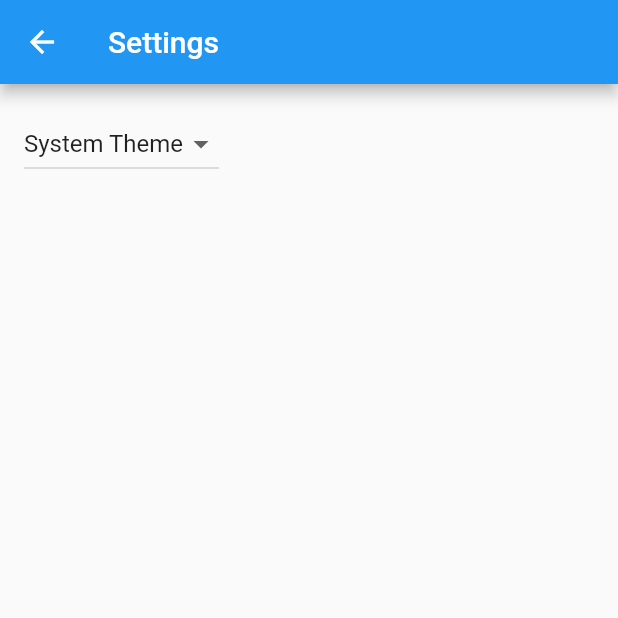
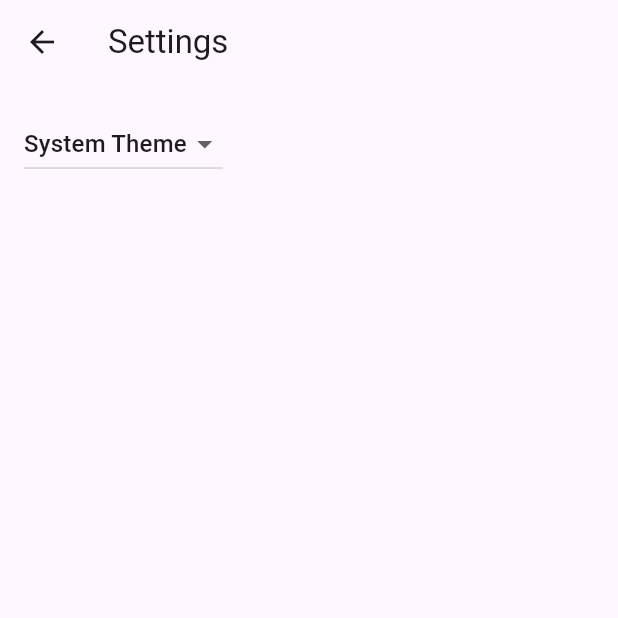
Before and after one commit to Clam-/CLOK, a Flutter app: the screen it shows after launch, after a tap on the "settings" icon, on a phone screen of 412 x 824 dp, the top half of it. Run offline on Flutter 3.47's test engine with Material 2 defaults, Android fonts, the phone set to English and light mode, and no system bars; missing offline and left inert: quick_blue, signal_strength_indicator; generated files the repository leaves out were written again.

Commit message:
Filling out app codebase still...

```diff
--- a/app/clok/lib/main.dart
+++ b/app/clok/lib/main.dart
@@ -1,4 +1,4 @@
-import 'package:flutter/material.dart';
+import 'package:flutter/material.dart' show runApp;
 
 import 'src/app.dart';
 import 'src/settings/settings_controller.dart';
--- a/app/clok/lib/src/app.dart
+++ b/app/clok/lib/src/app.dart
@@ -56,7 +56,7 @@ class MyApp extends StatelessWidget {
           // Define a light and dark color theme. Then, read the user's
           // preferred ThemeMode (light, dark, or system default) from the
           // SettingsController to display the correct theme.
-          theme: ThemeData(),
+          theme: ThemeData(useMaterial3: true),
           darkTheme: ThemeData.dark(),
           themeMode: settingsController.themeMode,
 
@@ -70,7 +70,8 @@ class MyApp extends StatelessWidget {
                   case SettingsView.routeName:
                     return SettingsView(controller: settingsController);
                   case DeviceDetailsView.routeName:
-                    return const DeviceDetailsView();
+                    final args = routeSettings.arguments! as String;
+                    return DeviceDetailsView(deviceID: args,);
                   case DeviceListView.routeName:
                   default:
                     return const DeviceListView();
--- a/app/clok/lib/src/menu/device_list.dart
+++ b/app/clok/lib/src/menu/device_list.dart
@@ -1,5 +1,4 @@
-import 'dart:async';
-import 'dart:collection';
+import 'dart:async' show StreamSubscription;
 
 import 'package:flutter/material.dart';
 
@@ -51,7 +50,7 @@ class _DeviceListView extends State<DeviceListView> {
   Widget build(BuildContext context) {
     return Scaffold(
       appBar: AppBar(
-        title: const Text('CLOK Config'),
+        title: const Text('CLOK - Select device'),
         actions: [
           IconButton(
             icon: const Icon(Icons.settings),
@@ -75,7 +74,7 @@ class _DeviceListView extends State<DeviceListView> {
         // Providing a restorationId allows the ListView to restore the
         // scroll position when a user leaves and returns to the app after it
         // has been killed while running in the background.
-        restorationId: 'menuListView',
+        restorationId: 'deviceListView',
         itemCount: _scanResults.length,
         itemBuilder: (BuildContext context, int index) => ListTile(
           title:
@@ -90,10 +89,7 @@ class _DeviceListView extends State<DeviceListView> {
             // Navigate to the details page. If the user leaves and returns to
             // the app after it has been killed while running in the
             // background, the navigation stack is restored.
-            Navigator.restorablePushNamed(
-              context,
-              DeviceDetailsView.routeName,
-            );
+            Navigator.restorablePushNamed(context, DeviceDetailsView.routeName, arguments: _scanResults[index].deviceId);
         }),
       ),
       floatingActionButton: FutureBuilder(
@@ -103,7 +99,7 @@ class _DeviceListView extends State<DeviceListView> {
           bool ready = (snapshot.data ?? false);
           return FloatingActionButton(
             onPressed: ready ? _toggleScan : null ,
-            tooltip: ready ? _scanning ? 'Stop Scan' : 'Start Scan' : 'Bluetooth not ready',
+            tooltip: ready ? _scanning ? 'Stop Scan' : 'Start Scan' : 'Bluetooth not available. Restart App.',
             child: ready ? _scanning ? const Icon(Icons.sensors_off): const Icon(Icons.sensors) : const Icon(Icons.bluetooth_disabled),
             );
           }
```
Also changed, not shown: app/clok/lib/src/menu/device_detail.dart (+16 -17 lines), app/clok/lib/src/menu/options_list.dart (+3 -14 lines), app/clok/lib/src/menu/simple_control.dart (+38 -1 lines).
